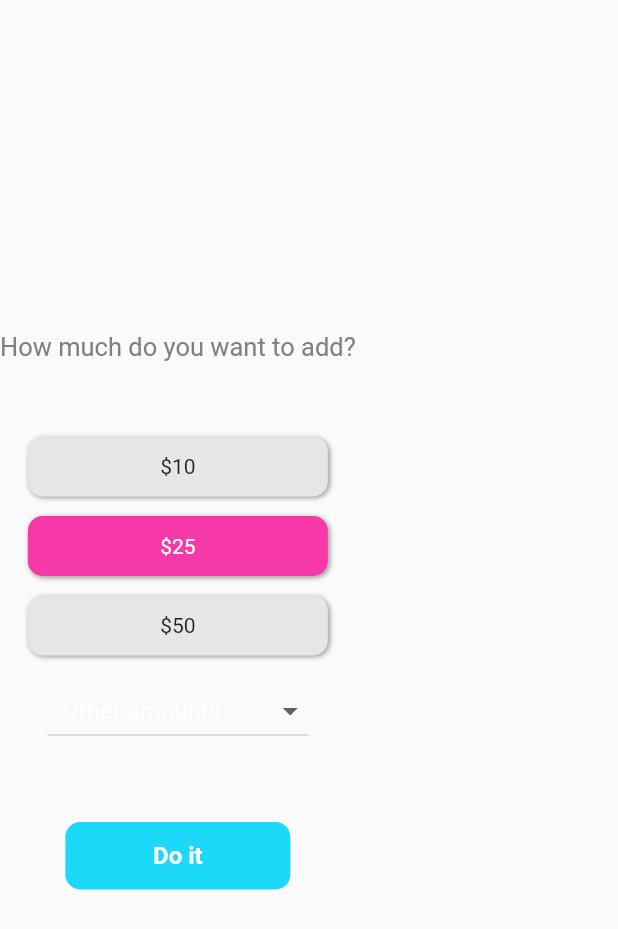
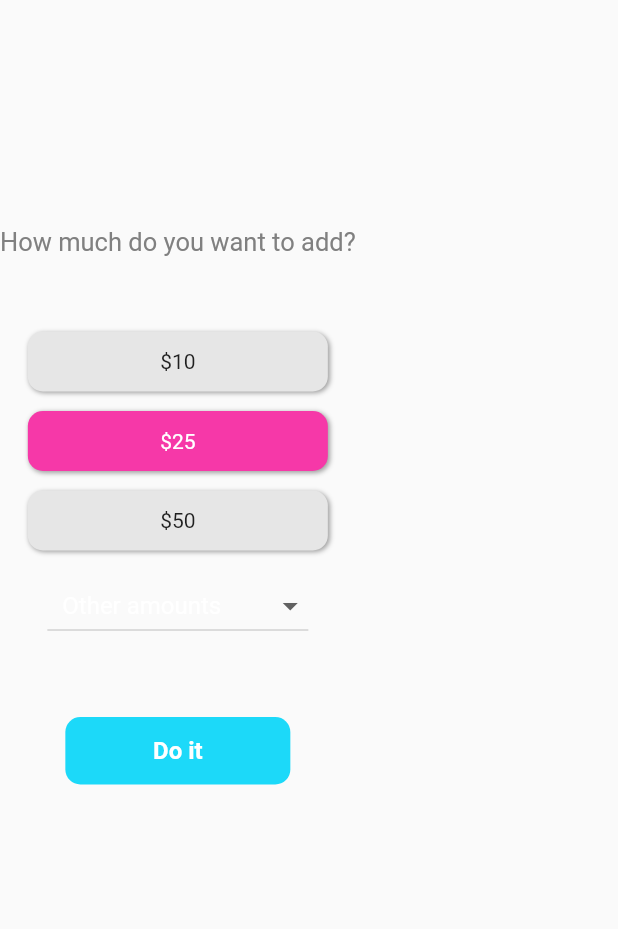
Before and after one commit to NikAgs/Mahalo-Me, a Flutter app: the ReloadMoney widget shown alone on an empty page, opened directly, on a phone screen of 412 x 824 dp. Shown: the top 929 px of the screen. Run offline on Flutter 3.47's test engine with Material 2 defaults, Android fonts, the phone set to English and light mode, and no system bars; our stand-ins replace firebase_auth, qr_flutter; missing offline and left inert: barcode_scan; accounts and stored records are empty.

Commit message:
Finished QR code integration, added landscape support, beautified code

```diff
--- a/mahalo_me/lib/screens/Home/index.dart
+++ b/mahalo_me/lib/screens/Home/index.dart
@@ -61,8 +61,7 @@ class HomeScreenState extends State<HomeScreen> {
                                   color: Colors.white,
                                   fontSize: 16.0,
                                   fontWeight: FontWeight.bold)),
-                          Text(email,
-                              style: new TextStyle(color: Colors.white))
+                          Text(email, style: new TextStyle(color: Colors.white))
                         ],
                       ),
                       decoration: BoxDecoration(
--- a/mahalo_me/lib/screens/Home/reload.dart
+++ b/mahalo_me/lib/screens/Home/reload.dart
@@ -22,6 +22,7 @@ class _ReloadMoneyState extends State<ReloadMoney> {
 
   @override
   Widget build(BuildContext context) {
+    Size screenSize = MediaQuery.of(context).size;
     List<DropdownMenuItem> moneys = [];
 
     for (var i = 5; i <= 100; i += 5) {
@@ -37,11 +38,16 @@ class _ReloadMoneyState extends State<ReloadMoney> {
           )));
     }
 
-    return Container(
-      child: new Column(mainAxisAlignment: MainAxisAlignment.center, children: <
-          Widget>[
+    return new SingleChildScrollView(
+        child: new Container(
+            height: screenSize.height < 500 ? 500.0 : screenSize.height - 140.0,
+            child: new Container(
+              child: new Column(
+                  mainAxisAlignment: MainAxisAlignment.center,
+                  children: <Widget>[
                     new Text("How much do you want to add?",
-            style: new TextStyle(color: new Color(0xFF808080), fontSize: 17.0)),
+                        style: new TextStyle(
+                            color: new Color(0xFF808080), fontSize: 17.0)),
                     new SizedBox(height: 50.0),
                     new FormSelection("\$10", () {
                       setState(() {
@@ -68,7 +74,9 @@ class _ReloadMoneyState extends State<ReloadMoney> {
                           });
                         },
                         items: moneys,
-            value: ["\$10", "\$25", "\$50"].contains(_value) ? null : _value,
+                        value: ["\$10", "\$25", "\$50"].contains(_value)
+                            ? null
+                            : _value,
                         hint: new Padding(
                             padding: EdgeInsets.only(left: 10.0),
                             child: new Text("Other amounts"))),
@@ -95,7 +103,8 @@ class _ReloadMoneyState extends State<ReloadMoney> {
                                             scaffoldKey.currentState
                                                 .showSnackBar(new SnackBar(
                                                     content: new Text(
-                                  _value + " has been successfully added!",
+                                              _value +
+                                                  " has been successfully added!",
                                               textAlign: TextAlign.center,
                                             )));
                                           })
@@ -109,6 +118,6 @@ class _ReloadMoneyState extends State<ReloadMoney> {
                       borderRadius: 10.0,
                     )
                   ]),
-    );
+            )));
   }
 }
--- a/mahalo_me/lib/screens/SignUp/index.dart
+++ b/mahalo_me/lib/screens/SignUp/index.dart
@@ -99,7 +99,9 @@ class SignUpScreenState extends State<SignUpScreen> {
                       ],
                     )),
                 new SizedBox(
-                  height: screenSize.height / 2,
+                  height: screenSize.height < 500
+                      ? screenSize.height / (1.2)
+                      : screenSize.height / 2,
                   child: new Column(
                     children: <Widget>[
                       new Form(
--- a/mahalo_me/lib/services/authentication.dart
+++ b/mahalo_me/lib/services/authentication.dart
@@ -22,7 +22,7 @@ class UserAuth {
 
     try {
       await user.sendEmailVerification();
-    } catch(e) {
+    } catch (e) {
       print(e);
     }
 
--- a/mahalo_me/lib/services/validations.dart
+++ b/mahalo_me/lib/services/validations.dart
@@ -1,5 +1,4 @@
-
-class Validations{
+class Validations {
   String validateName(String value) {
     if (value.isEmpty) return 'Username is required.';
     final RegExp nameExp = new RegExp(r'^[A-za-z ]+$');
@@ -8,7 +7,7 @@ class Validations{
     return null;
   }
 
-    String validateEmail(String value) {
+  String validateEmail(String value) {
     if (value.isEmpty) return 'Email is required.';
     final RegExp nameExp = new RegExp(r'^\w+@[a-zA-Z_]+?\.[a-zA-Z]{2,3}$');
     if (!nameExp.hasMatch(value)) return 'Invalid email address';
@@ -19,5 +18,4 @@ class Validations{
     if (value.isEmpty) return 'Please choose a password.';
     return null;
   }
-
 }
--- a/mahalo_me/lib/theme/style.dart
+++ b/mahalo_me/lib/theme/style.dart
@@ -4,6 +4,8 @@ ThemeData loginTheme =
     new ThemeData(hintColor: Colors.white, cursorColor: Colors.white);
 
 ThemeData homeTheme = new ThemeData(
+  cursorColor: ThemeColors.cyan,
+  textSelectionColor: Colors.white,
     primaryIconTheme: new IconThemeData(color: Colors.white),
     primaryTextTheme: new TextTheme(
         title: new TextStyle(color: Colors.white),
--- a/mahalo_me/pubspec.yaml
+++ b/mahalo_me/pubspec.yaml
@@ -22,7 +22,6 @@ dependencies:
   cupertino_icons: ^0.1.2
   barcode_scan: ^0.0.7
   qr_flutter: ^1.1.5
-  simple_permissions: ^0.1.9
 
 dev_dependencies:
   flutter_test:
```
Also changed, not shown: mahalo_me/lib/screens/Home/receive.dart (+23 -4 lines), mahalo_me/lib/screens/Home/send.dart (+18 -6 lines), mahalo_me/lib/screens/Login/index.dart (+12 -10 lines), mahalo_me/lib/components/TextFields/inputField.dart (line endings or trailing spaces), mahalo_me/lib/global.dart (line endings or trailing spaces), 2 other files. Lines whose indentation alone changed are shown as unchanged.
